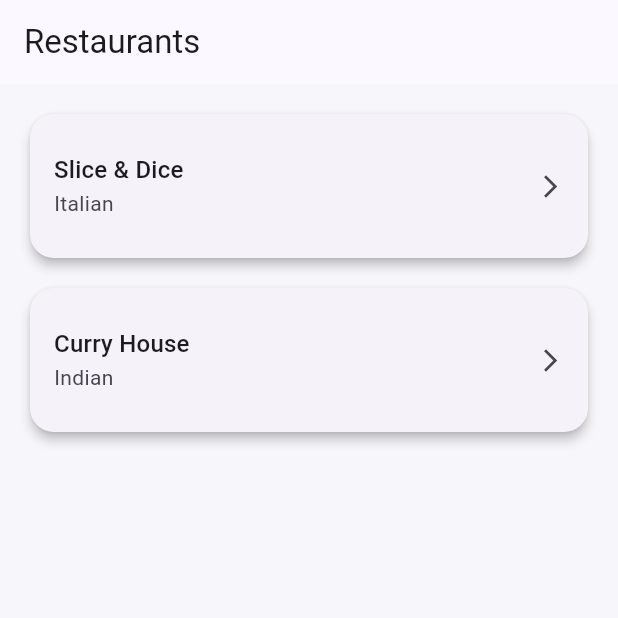
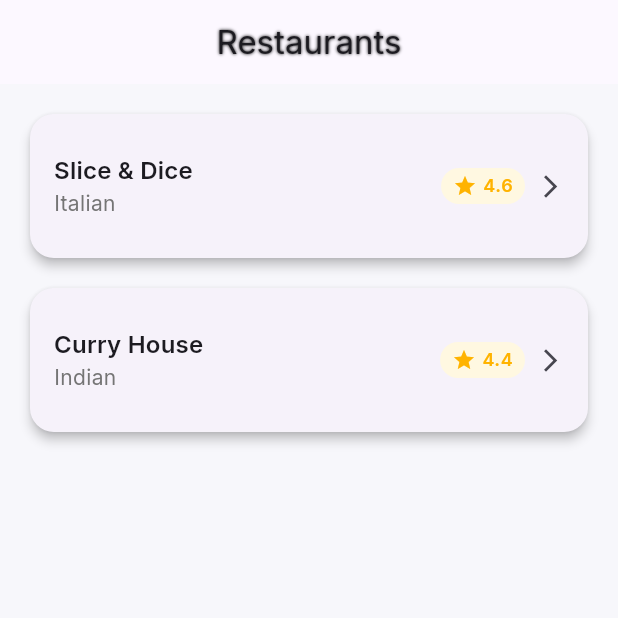
Before and after one commit to yashendra767/TasteRun, a Flutter app: the screen it shows after launch, on a phone screen of 412 x 824 dp, the top half of it. Run offline on Flutter 3.47's test engine with Material 3 defaults, Android fonts, the phone set to English and light mode, and no system bars; our stand-ins replace equatable, flutter_bloc, get_it.

Commit message:
rating added to restaurants

```diff
--- a/lib/main.dart
+++ b/lib/main.dart
@@ -26,8 +26,9 @@
         title: 'Food Delivery App',
         theme: ThemeData(
           useMaterial3: true,
+          fontFamily: 'MyFontInter',
           colorScheme: ColorScheme.fromSeed(
-            seedColor: const Color(0xFF6C63FF), // lavender-indigo
+            seedColor: const Color(0xFF6C63FF),
             brightness: Brightness.light,
           ),
           scaffoldBackgroundColor: const Color(0xFFF7F7FB),
--- a/lib/ui/screens/menu_screen.dart
+++ b/lib/ui/screens/menu_screen.dart
@@ -32,7 +32,7 @@ class _MenuScreenState extends State<MenuScreen> {
   Widget build(BuildContext context) {
     return Scaffold(
       appBar: AppBar(
-        title: Text(widget.restaurant.name),
+        title: Text(widget.restaurant.name, style: TextStyle(shadows: [Shadow(color: Colors.black, blurRadius: 2.0)]),),
         actions: [
           IconButton(
             icon: const Icon(Icons.shopping_cart),
--- a/lib/ui/screens/restaurant_list_screen.dart
+++ b/lib/ui/screens/restaurant_list_screen.dart
@@ -25,7 +25,8 @@ class _RestaurantListScreenState extends State<RestaurantListScreen> {
   @override
   Widget build(BuildContext context) {
     return Scaffold(
-      appBar: AppBar(title: const Text("Restaurants")),
+      appBar: AppBar(title: const Text("Restaurants", style: TextStyle(shadows: [Shadow(color: Colors.black, blurRadius: 2.0)]),),
+      centerTitle: true,),
       body: FutureBuilder<List<Restaurant>>(
         future: _futureRestaurants,
         builder: (context, snapshot) {
@@ -68,12 +69,48 @@ class _RestaurantListScreenState extends State<RestaurantListScreen> {
                   ),
                   elevation: 3,
                   child: ListTile(
-                    contentPadding:
-                    const EdgeInsets.symmetric(horizontal: 16, vertical: 12),
-                    title: Text(r.name,
-                        style: Theme.of(context).textTheme.titleMedium),
-                    subtitle: Text(r.cuisine),
-                    trailing: const Icon(Icons.arrow_forward_ios, size: 18),
+                    contentPadding: const EdgeInsets.symmetric(horizontal: 16, vertical: 12),
+                    title: Text(
+                      r.name,
+                      style: Theme.of(context).textTheme.titleMedium?.copyWith(
+                        fontWeight: FontWeight.w600,
+                      ),
+                      overflow: TextOverflow.ellipsis,
+                    ),
+                    subtitle: Text(
+                      r.cuisine,
+                      style: Theme.of(context).textTheme.bodyMedium?.copyWith(
+                        color: Colors.grey[600],
+                      ),
+                    ),
+                    trailing: Row(
+                      mainAxisSize: MainAxisSize.min,
+                      children: [
+                        Container(
+                          padding: const EdgeInsets.symmetric(horizontal: 8, vertical: 4),
+                          decoration: BoxDecoration(
+                            color: Colors.amber.shade50,
+                            borderRadius: BorderRadius.circular(12),
+                          ),
+                          child: Row(
+                            mainAxisSize: MainAxisSize.min,
+                            children: [
+                              Icon(Icons.star, color: Colors.amber.shade600, size: 16),
+                              const SizedBox(width: 4),
+                              Text(
+                                r.rating.toStringAsFixed(1),
+                                style: Theme.of(context).textTheme.bodySmall?.copyWith(
+                                  fontWeight: FontWeight.w600,
+                                  color: Colors.amber.shade600,
+                                ),
+                              ),
+                            ],
+                          ),
+                        ),
+                        const SizedBox(width: 8),
+                        const Icon(Icons.arrow_forward_ios, size: 18),
+                      ],
+                    ),
                     onTap: () {
                       Navigator.push(
                         context,
--- a/pubspec.yaml
+++ b/pubspec.yaml
@@ -91,6 +91,11 @@ flutter:
   #       - asset: fonts/TrajanPro.ttf
   #       - asset: fonts/TrajanPro_Bold.ttf
   #         weight: 700
+  fonts:
+    - family: MyFontInter
+      fonts:
+        - asset: assets/fonts/Inter.ttf
+
   #
   # For details regarding fonts from package dependencies,
   # see https://flutter.dev/to/font-from-package
```
Also changed, not shown: assets/fonts/Inter.ttf (added).
